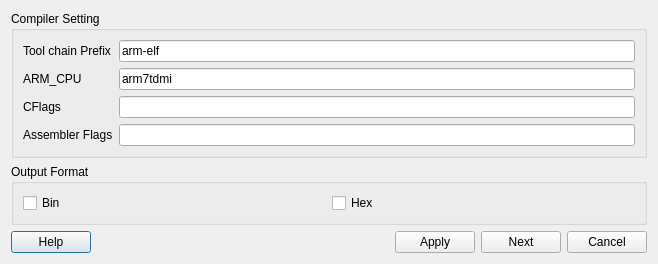
This is Editor/MainApplication/ProjectSettingDialog.ui in sanjuchopracool/Arm-Ide as Qt 5 draws it before an edit. The edited form follows.
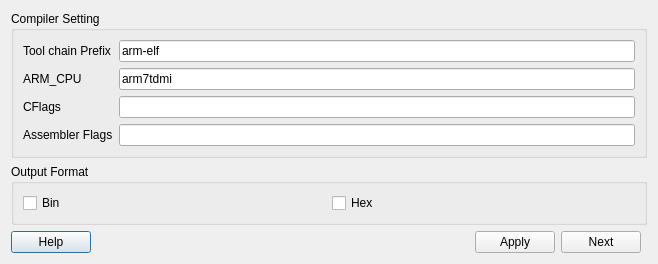
This is the edited form.

Commit message: almost able to create new project

```diff
--- a/Editor/MainApplication/ProjectSettingDialog.ui
+++ b/Editor/MainApplication/ProjectSettingDialog.ui
@@ -115,13 +115,6 @@
      </property>
     </widget>
    </item>
-   <item row="2" column="4">
-    <widget class="QPushButton" name="pbCancel">
-     <property name="text">
-      <string>Cancel</string>
-     </property>
-    </widget>
-   </item>
    <item row="2" column="1">
     <spacer name="horizontalSpacer">
      <property name="orientation">
```
Left out of the diff: 4 changed lines with no effect on the pictures. The commit also changes 11 other files.
